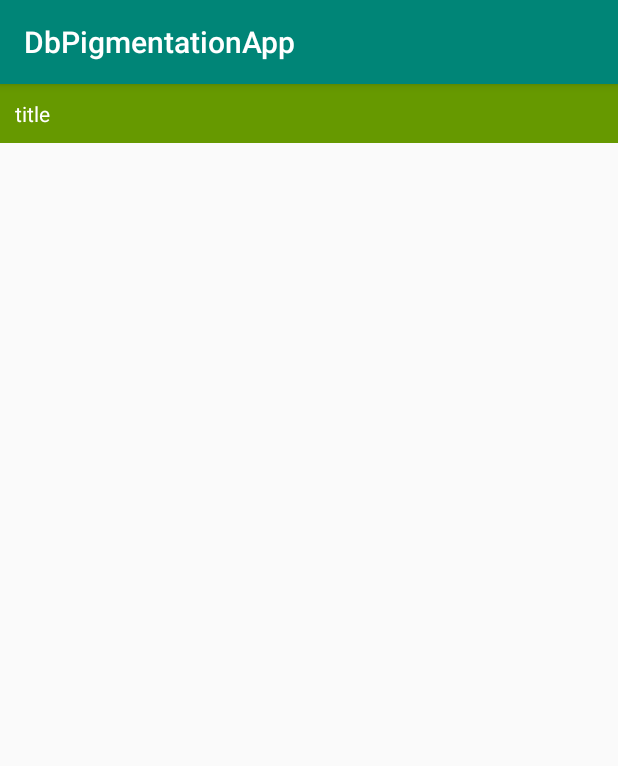
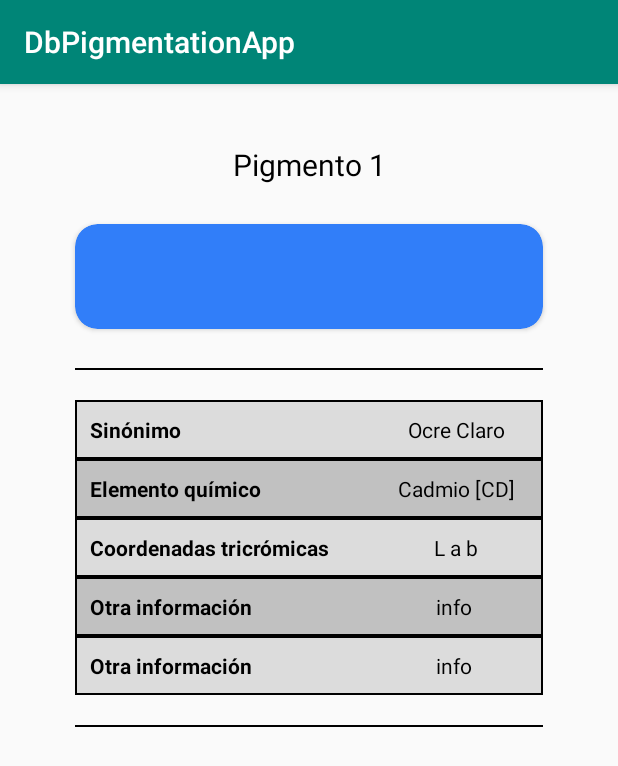
Before and after one commit to SergioEstebanP/TFG-PigmentationDatabaseApp, an Android app: the fragment InformacionPigmentoFragment shown on its own in the app's theme, on a phone screen of 412 x 824 dp. Shown: the top 766 px of the screen. Run offline under Robolectric (Android 15) with nearby library versions, the phone set to English and light mode, and no system bars.

Commit message:
Añadida la tabla principal, título y colores

```diff
--- a/app/src/main/java/com/dbpigmentationapp/subMenus/finalViews/InformacionPigmentoFragment.java
+++ b/app/src/main/java/com/dbpigmentationapp/subMenus/finalViews/InformacionPigmentoFragment.java
@@ -5,43 +5,35 @@ import android.os.Bundle;
 import android.view.LayoutInflater;
 import android.view.View;
 import android.view.ViewGroup;
-import android.view.animation.Animation;
-import android.view.animation.AnimationUtils;
-import android.widget.TextView;
 
 import com.dbpigmentationapp.R;
 
 public class InformacionPigmentoFragment extends Fragment {
 
-    private TextView title;
-    private TextView content;
-    private Animation animationUp;
-    private Animation animationDown;
-
     @Override
     public View onCreateView(LayoutInflater inflater, ViewGroup container, Bundle savedInstanceState) {
         View view = inflater.inflate(R.layout.fragment_informacion_pigmento, container, false);
 
-        title = view.findViewById(R.id.title);
-        content = view.findViewById(R.id.content);
-        content.setVisibility(View.GONE);
-
-        animationUp = AnimationUtils.loadAnimation(view.getContext(), R.anim.slide_up);
-        animationDown = AnimationUtils.loadAnimation(view.getContext(), R.anim.slide_down);
-
-        title.setOnClickListener(new View.OnClickListener() {
-            @Override
-            public void onClick(View view) {
-                if(content.isShown()){
-                    content.setVisibility(View.GONE);
-                    content.startAnimation(animationUp);
-                }
-                else{
-                    content.setVisibility(View.VISIBLE);
-                    content.startAnimation(animationDown);
-                }
-            }
-        });
+//        title = view.findViewById(R.id.title);
+//        content = view.findViewById(R.id.content);
+//        content.setVisibility(View.GONE);
+//
+//        animationUp = AnimationUtils.loadAnimation(view.getContext(), R.anim.slide_up);
+//        animationDown = AnimationUtils.loadAnimation(view.getContext(), R.anim.slide_down);
+//
+//        title.setOnClickListener(new View.OnClickListener() {
+//            @Override
+//            public void onClick(View view) {
+//                if(content.isShown()){
+//                    content.setVisibility(View.GONE);
+//                    content.startAnimation(animationUp);
+//                }
+//                else{
+//                    content.setVisibility(View.VISIBLE);
+//                    content.startAnimation(animationDown);
+//                }
+//            }
+//        });
 
         return view;
     }
--- /dev/null
+++ b/app/src/main/res/drawable/cell_shape.xml
@@ -0,0 +1,7 @@
+<shape
+    xmlns:android="http://schemas.android.com/apk/res/android"
+    android:shape= "rectangle"  >
+    <solid android:color="#dcdcdc"/>
+    <stroke android:width="1dp"
+        android:color="#000"/>
+</shape>
--- /dev/null
+++ b/app/src/main/res/drawable/cell_shape1.xml
@@ -0,0 +1,7 @@
+<shape
+    xmlns:android="http://schemas.android.com/apk/res/android"
+    android:shape= "rectangle"  >
+    <solid android:color="#c1c1c1"/>
+    <stroke android:width="1dp"
+        android:color="#000"/>
+</shape>
--- a/app/src/main/res/layout/activity_consulta_simple.xml
+++ b/app/src/main/res/layout/activity_consulta_simple.xml
@@ -1,14 +1,9 @@
 <?xml version="1.0" encoding="utf-8"?>
 <android.support.constraint.ConstraintLayout xmlns:android="http://schemas.android.com/apk/res/android"
+    xmlns:app="http://schemas.android.com/apk/res-auto"
     xmlns:tools="http://schemas.android.com/tools"
     android:layout_width="match_parent"
     android:layout_height="match_parent"
-    tools:context=".MainMenu">
-
-    <fragment
-        android:id="@+id/device_info_fragment"
-        android:name="com.dbpigmentationapp.subMenus.finalViews.InformacionPigmentoFragment"
-        android:layout_width="match_parent"
-        android:layout_height="match_parent" />
+    tools:context=".subMenus.Graficas">
 
 </android.support.constraint.ConstraintLayout>
--- a/app/src/main/res/layout/activity_informacion_pigmento.xml
+++ b/app/src/main/res/layout/activity_informacion_pigmento.xml
@@ -4,4 +4,11 @@
     android:layout_width="match_parent"
     android:layout_height="match_parent"
     tools:context=".subMenus.finalViews.InformacionPigmento">
+
+    <fragment
+        android:id="@+id/device_info_fragment"
+        android:name="com.dbpigmentationapp.subMenus.finalViews.InformacionPigmentoFragment"
+        android:layout_width="match_parent"
+        android:layout_height="match_parent" />
+
 </android.support.constraint.ConstraintLayout>
--- a/app/src/main/res/layout/fragment_informacion_pigmento.xml
+++ b/app/src/main/res/layout/fragment_informacion_pigmento.xml
@@ -1,27 +1,172 @@
 <?xml version="1.0" encoding="utf-8"?>
 <LinearLayout xmlns:android="http://schemas.android.com/apk/res/android"
+    xmlns:app="http://schemas.android.com/apk/res-auto"
     android:layout_width="match_parent"
     android:layout_height="match_parent"
     android:orientation="vertical">
 
     <TextView
-        android:id="@+id/title"
+        android:id="@+id/nombrePigmento"
         android:layout_width="match_parent"
         android:layout_height="wrap_content"
-        android:background="@android:color/holo_green_dark"
+        android:layout_marginTop="30dp"
         android:clickable="true"
+        android:focusable="true"
+        android:gravity="center"
         android:padding="10dp"
-        android:text="title"
-        android:textColor="@android:color/white" />
+        android:text="Pigmento 1"
+        android:textColor="@android:color/black"
+        android:textSize="20sp" />
 
-    <!--content to hide/show -->
-    <TextView
-        android:id="@+id/content"
+    <android.support.v7.widget.CardView
+        android:id="@+id/colorPigmento"
+        android:layout_width="match_parent"
+        android:layout_height="70dp"
+        android:layout_rowWeight="1"
+        android:layout_columnWeight="1"
+        android:layout_marginStart="50dp"
+        android:layout_marginTop="16dp"
+        android:layout_marginEnd="50dp"
+        android:layout_marginBottom="16dp"
+        app:cardBackgroundColor="#317ef9"
+        app:cardCornerRadius="15dp" />
+
+    <View
+        android:id="@+id/divider1"
+        android:layout_width="match_parent"
+        android:layout_height="1dp"
+        android:layout_marginStart="50dp"
+        android:layout_marginTop="10dp"
+        android:layout_marginEnd="50dp"
+        android:background="#000000" />
+
+
+    <TableLayout xmlns:android="http://schemas.android.com/apk/res/android"
         android:layout_width="match_parent"
         android:layout_height="wrap_content"
-        android:background="@android:color/holo_blue_dark"
-        android:padding="10dp"
-        android:text="descripcion"
-        android:textColor="@android:color/white" />
+        android:layout_marginStart="50dp"
+        android:layout_marginTop="20dp"
+        android:layout_marginEnd="50dp"
+        android:layout_marginBottom="10dp"
+        android:gravity="center">
+
+        <TableRow
+            android:id="@+id/tableRow1"
+            android:layout_width="match_parent"
+            android:layout_height="wrap_content"
+            android:background="@drawable/cell_shape">
+
+            <TextView
+                android:layout_weight="1"
+                android:padding="10dip"
+                android:text="Sinónimo"
+                android:textColor="#000000"
+                android:textStyle="bold" />
+
+            <TextView
+                android:layout_weight="1"
+                android:gravity="center"
+                android:padding="10dip"
+                android:text="Ocre Claro"
+                android:textColor="#000000" />
+
+        </TableRow>
+
+        <TableRow
+            android:id="@+id/tableRow2"
+            android:layout_width="match_parent"
+            android:layout_height="wrap_content"
+            android:background="@drawable/cell_shape1">
+
+            <TextView
+                android:layout_weight="1"
+                android:padding="10dip"
+                android:text="Elemento químico"
+                android:textColor="#000000"
+                android:textStyle="bold" />
+
+            <TextView
+                android:layout_weight="1"
+                android:gravity="center"
+                android:padding="10dip"
+                android:text="Cadmio [CD]"
+                android:textColor="#000000" />
+        </TableRow>
+
+        <TableRow
+            android:layout_width="match_parent"
+            android:layout_height="wrap_content"
+            android:background="@drawable/cell_shape">
+
+            <TextView
+                android:layout_weight="1"
+                android:padding="10dip"
+                android:text="Coordenadas tricrómicas"
+                android:textColor="#000000"
+                android:textStyle="bold" />
+
+            <TextView
+                android:layout_weight="1"
+                android:gravity="center"
+                android:padding="10dip"
+                android:text="L a b"
+                android:textColor="#000000" />
+        </TableRow>
+
+        <TableRow
+            android:layout_width="match_parent"
+            android:layout_height="wrap_content"
+            android:background="@drawable/cell_shape1">
+
+            <TextView
+                android:layout_weight="1"
+                android:padding="10dip"
+                android:text="Otra información "
+                android:textColor="#000000"
+                android:textStyle="bold" />
+
+            <TextView
+                android:layout_weight="1"
+                android:gravity="center"
+                android:padding="10dip"
+                android:text="info "
+                android:textColor="#000000" />
+        </TableRow>
+
+        <TableRow
+            android:layout_width="match_parent"
+            android:layout_height="wrap_content"
+            android:background="@drawable/cell_shape">
+
+            <TextView
+                android:layout_weight="1"
+                android:padding="10dip"
+                android:text="Otra información "
+                android:textColor="#000000"
+                android:textStyle="bold" />
+
+            <TextView
+                android:layout_weight="1"
+                android:gravity="center"
+                android:padding="10dip"
+                android:text="info "
+                android:textColor="#000000" />
+        </TableRow>
+
+
+    </TableLayout>
+
+
+    <View
+        android:id="@+id/divider2"
+        android:layout_width="match_parent"
+        android:layout_height="1dp"
+        android:layout_marginStart="50dp"
+        android:layout_marginTop="10dp"
+        android:layout_marginEnd="50dp"
+        android:background="#000000" />
+
+
+
 
 </LinearLayout>
--- a/app/src/main/res/layout/mycustomview.xml
+++ /dev/null
@@ -1,15 +0,0 @@
-<?xml version="1.0" encoding="utf-8"?>
-<android.support.constraint.ConstraintLayout
-    xmlns:android="http://schemas.android.com/apk/res/android"
-    xmlns:tools="http://schemas.android.com/tools"
-    android:layout_width="match_parent"
-    android:layout_height="match_parent">
-
-    <TextView
-        android:id="@+id/textView"
-        android:layout_width="wrap_content"
-        android:layout_height="160dp"
-        android:text="TextView"
-        tools:layout_editor_absoluteX="120dp"
-        tools:layout_editor_absoluteY="101dp" />
-</android.support.constraint.ConstraintLayout>
```
